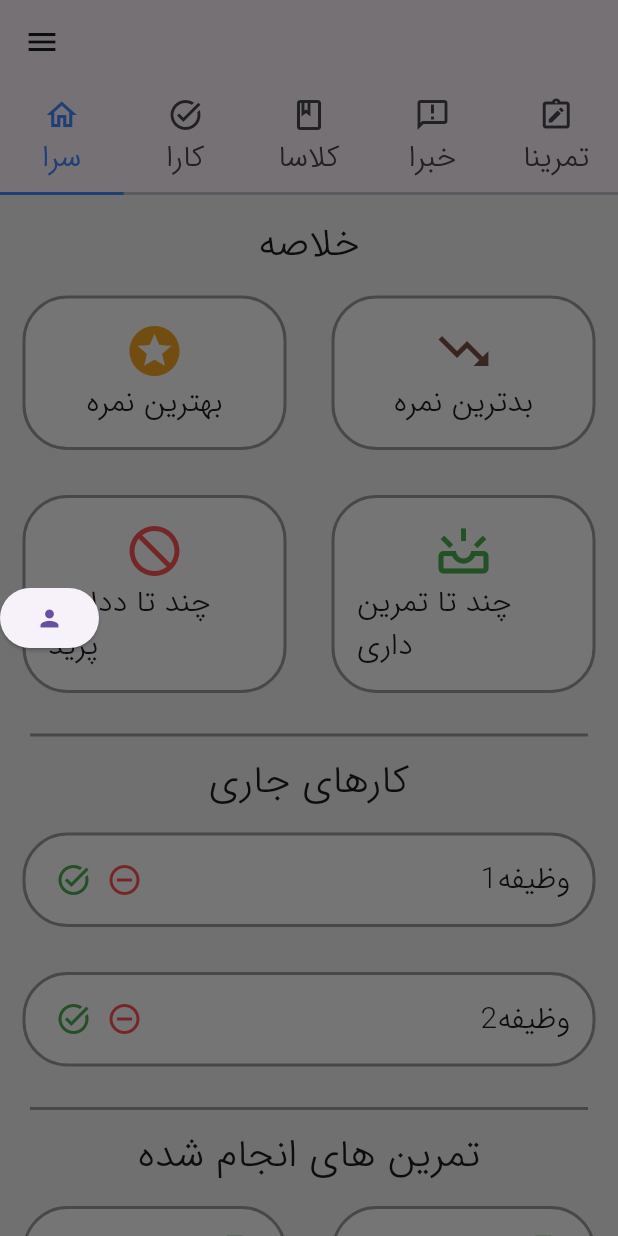
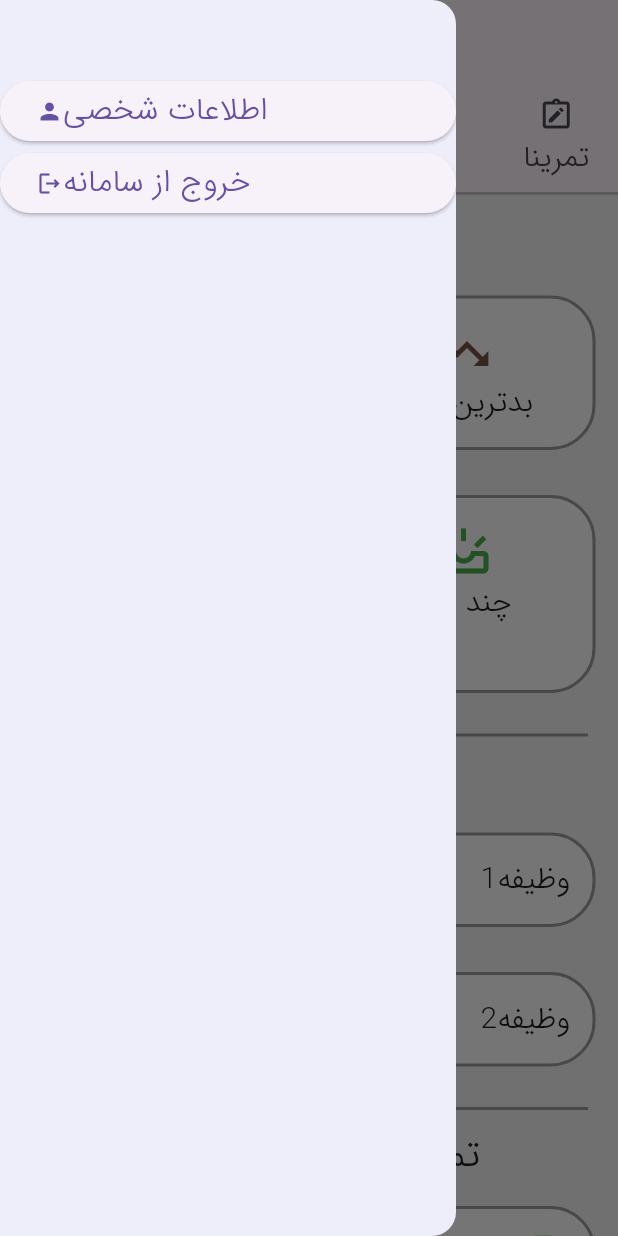
Before and after one commit to alinasrollahpour/AP, a Flutter app: the TabParent screen opened directly with empty values, with the side drawer open, on a phone screen of 412 x 824 dp. Run offline on Flutter 3.47's test engine with Material 3 defaults, Android fonts, the phone set to English and light mode, and no system bars; our stand-ins replace fluttertoast.

Commit message:
customizing Drawer in TabParent

```diff
--- a/android_front/lib/base.dart
+++ b/android_front/lib/base.dart
@@ -8,7 +8,6 @@ import 'classes/Student.dart';
 import 'classes/Teacher.dart';
 
 class Base {
-
   bool isConnected = false;
   bool loggedIn = false;
   late Student student;
@@ -20,23 +19,29 @@ class Base {
   final String host = '10.0.2.2';
   final int port = 8080;
 
-
   //incomplete
   //do all nessecary jobs at startup
   //including connecting and setting miniProject objects
-  Base(){
-    //todo
+  Base() {
+    connect().then((result) {
+      isConnected = result;
+      if (!isConnected) {
+        Fluttertoast.showToast(msg: 'Couldn`t connect!');
+      }
+    });
   }
+
   //incomplete
   //connect to 10.0.2.2:port
   Future<bool> connect() async {
     try {
       final Socket socket = await Socket.connect(host, port);
-      print('Connected to: ${socket.remoteAddress.address}:${socket.remotePort}');
+      print(
+          'Connected to: ${socket.remoteAddress.address}:${socket.remotePort}');
 
       // Listen for responses from the server
       socket.listen(
-            (List<int> event) {
+        (List<int> event) {
           print('Server: ${String.fromCharCodes(event)}');
         },
         onError: (error) {
@@ -48,14 +53,13 @@ class Base {
           socket.destroy();
         },
       );
-
     } catch (e) {
       print('Unable to connect: $e');
     }
     return false;
   }
 
-  Future<void> disconnect() async{
+  Future<void> disconnect() async {
     await socket.flush();
     await socket.close();
   }
@@ -72,22 +76,24 @@ class Base {
   //incomplete
   //shows related toast notifications and returns false
   //if successful returns true
-  bool signup(String name, String s_id, String u_id,
-      String passwd, String passwd2){
+  bool signup(
+      String name, String s_id, String u_id, String passwd, String passwd2) {
     return false;
   }
 
   double getWorstScore() {
     return 0.0; //todo
   }
+
   double getBestScore() {
     return 0.0; //todo
   }
+
   int getAssigmentCount() {
     return 0; //todo
   }
+
   int getLostAssignment() {
     return 0; //todo
   }
-
 }
--- a/android_front/lib/tab_parent.dart
+++ b/android_front/lib/tab_parent.dart
@@ -8,10 +8,11 @@ import 'package:android_front/workstation_pages/khabara.dart';
 import 'package:android_front/workstation_pages/tamrina.dart';
 
 import 'base.dart';
-
+import 'login_page/login.dart';
 
 class TabParent extends StatelessWidget {
   Base base;
+
   TabParent({required this.base});
 
   @override
@@ -19,14 +20,52 @@ class TabParent extends StatelessWidget {
     return DefaultTabController(
       length: 5,
       child: Scaffold(
-        drawer: ElevatedButton(
-          child: Icon(Icons.person),
-          onPressed: (){
-            Navigator.push(
-              context,
-              MaterialPageRoute(builder: (context) => ProfilePage(base: base)),
-            );
-          },
+        drawer: Drawer(
+          surfaceTintColor: Colors.blueAccent,
+
+          child: Column(
+            children: [
+              Padding(padding: EdgeInsets.fromLTRB(0, 50, 0, 0)),
+              ElevatedButton(
+                child: Row(
+                  children: [
+                    Icon(Icons.person),
+                    Text(
+                      'اطلاعات شخصی',
+                      style: TextStyle(fontSize: 21),
+                    )
+                  ],
+                ),
+                onPressed: () {
+                  Navigator.push(
+                    context,
+                    MaterialPageRoute(
+                        builder: (context) => ProfilePage(base: base)),
+                  );
+                },
+              ),
+              ElevatedButton(
+                child: Row(
+                  children: [
+                    Icon(Icons.logout_outlined),
+                    Text(
+                      'خروج از سامانه',
+                      style: TextStyle(fontSize: 21),
+                    )
+                  ],
+                ),
+                onPressed: () {
+                  base.loggedIn = false;
+                  Navigator.push(
+                    context,
+                    MaterialPageRoute(
+                        builder: (context) => LoginPage(base: base)),
+                  );
+                },
+              )
+            ],
+          ),
+          //logout
         ),
         backgroundColor: Colors.grey.shade100,
         appBar: AppBar(
@@ -37,18 +76,19 @@ class TabParent extends StatelessWidget {
             indicatorSize: TabBarIndicatorSize.tab,
             labelStyle: TextStyle(fontSize: 20),
             tabs: [
-              Tab(icon: Icon(Icons.home_outlined, ),
+              Tab(
+                  icon: Icon(
+                    Icons.home_outlined,
+                  ),
                   child: Text("سرا")),
-              Tab(icon: Icon(Icons.task_alt),
-              child: Text("کارا"),),
-              Tab(icon: Icon(Icons.class_outlined),
-                  child: Text("کلاسا")),
-              Tab(icon: Icon(Icons.announcement_outlined),
-                  child: Text("خبرا")),
-              Tab(icon: Icon(Icons.note_alt_outlined),
-                  child: Text("تمرینا")),
+              Tab(
+                icon: Icon(Icons.task_alt),
+                child: Text("کارا"),
+              ),
+              Tab(icon: Icon(Icons.class_outlined), child: Text("کلاسا")),
+              Tab(icon: Icon(Icons.announcement_outlined), child: Text("خبرا")),
+              Tab(icon: Icon(Icons.note_alt_outlined), child: Text("تمرینا")),
             ],
-
           ),
         ),
         body: SingleChildScrollView(
@@ -56,8 +96,12 @@ class TabParent extends StatelessWidget {
             height: 2000,
             child: TabBarView(
               children: [
-                Sara(base: base,),
-                Kara(base: base,),
+                Sara(
+                  base: base,
+                ),
+                Kara(
+                  base: base,
+                ),
                 Kelasa(),
                 Khabara(),
                 Tamrina()
--- a/android_front/lib/workstation_pages/sara.dart
+++ b/android_front/lib/workstation_pages/sara.dart
@@ -8,6 +8,7 @@ class Sara extends StatelessWidget {
   late double widthScr;
   late double heightScr;
   Base base;
+
   Sara({required this.base});
 
   @override
```
